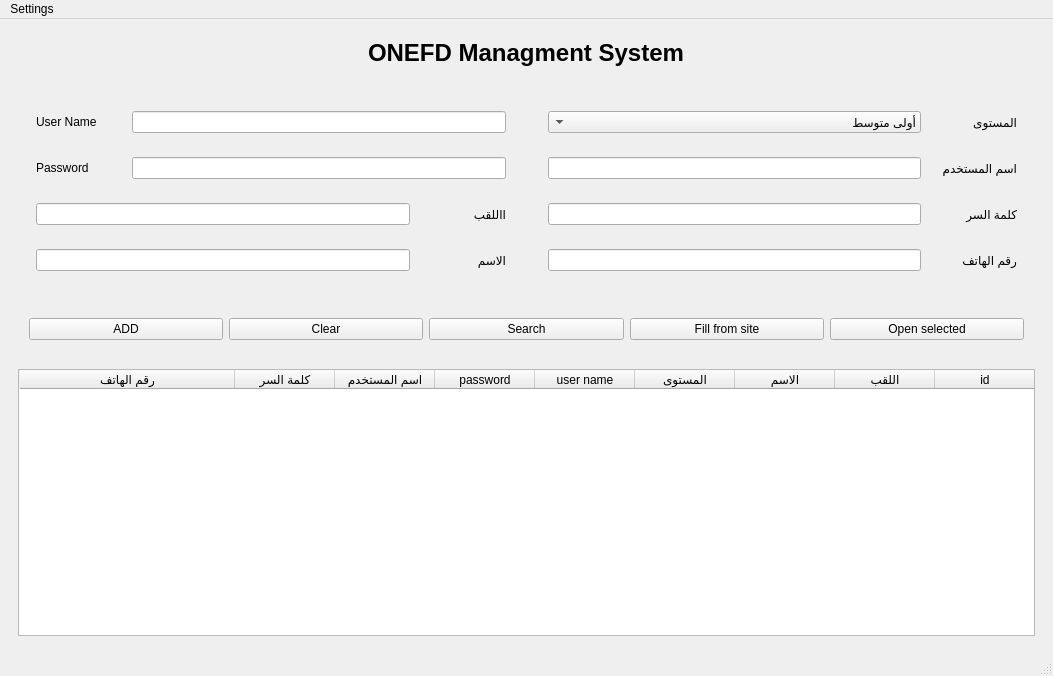
Above: main.ui from abdou-dz113/onefd_client_mangment_system before the change. Below: the same form after it.
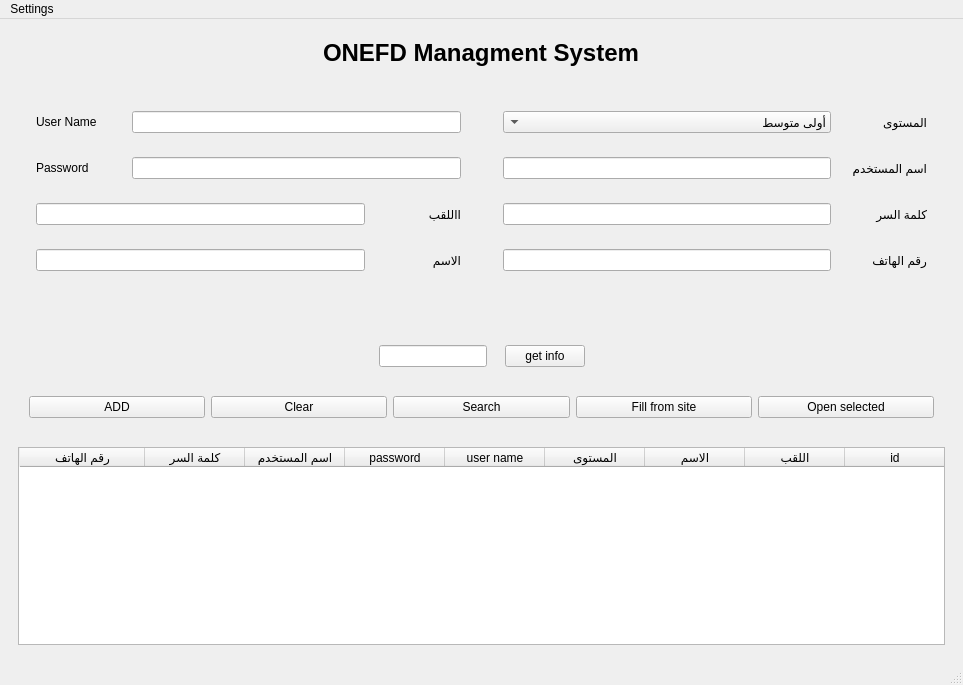
That is the form after the change. Icons and pictures are not drawn.

Commit message: worked on ui and added a site scraper

Patch:
```diff
--- a/main.ui
+++ b/main.ui
@@ -6,8 +6,8 @@
    <rect>
     <x>0</x>
     <y>0</y>
-    <width>1053</width>
-    <height>676</height>
+    <width>963</width>
+    <height>685</height>
    </rect>
   </property>
   <property name="windowTitle">
@@ -35,6 +35,7 @@
          <property name="font">
           <font>
            <pointsize>18</pointsize>
+           <weight>75</weight>
            <bold>true</bold>
           </font>
          </property>
@@ -382,6 +383,107 @@
       </layout>
      </widget>
     </item>
+    <item>
+     <widget class="QWidget" name="captcha_fram" native="true">
+      <layout class="QGridLayout" name="gridLayout">
+       <property name="verticalSpacing">
+        <number>2</number>
+       </property>
+       <item row="1" column="0">
+        <spacer name="horizontalSpacer">
+         <property name="orientation">
+          <enum>Qt::Horizontal</enum>
+         </property>
+         <property name="sizeType">
+          <enum>QSizePolicy::MinimumExpanding</enum>
+         </property>
+         <property name="sizeHint" stdset="0">
+          <size>
+           <width>20</width>
+           <height>20</height>
+          </size>
+         </property>
+        </spacer>
+       </item>
+       <item row="1" column="4">
+        <spacer name="horizontalSpacer_2">
+         <property name="orientation">
+          <enum>Qt::Horizontal</enum>
+         </property>
+         <property name="sizeHint" stdset="0">
+          <size>
+           <width>40</width>
+           <height>20</height>
+          </size>
+         </property>
+        </spacer>
+       </item>
+       <item row="1" column="1">
+        <widget class="QLineEdit" name="lineEdit">
+         <property name="sizePolicy">
+          <sizepolicy hsizetype="Fixed" vsizetype="Fixed">
+           <horstretch>0</horstretch>
+           <verstretch>0</verstretch>
+          </sizepolicy>
+         </property>
+         <property name="minimumSize">
+          <size>
+           <width>20</width>
+           <height>0</height>
+          </size>
+         </property>
+        </widget>
+       </item>
+       <item row="1" column="2">
+        <widget class="QPushButton" name="pushButton">
+         <property name="text">
+          <string>get info</string>
+         </property>
+         <property name="checkable">
+          <bool>false</bool>
+         </property>
+         <property name="checked">
+          <bool>false</bool>
+         </property>
+         <property name="autoExclusive">
+          <bool>false</bool>
+         </property>
+        </widget>
+       </item>
+       <item row="0" column="1">
+        <widget class="QLabel" name="label_10">
+         <property name="sizePolicy">
+          <sizepolicy hsizetype="Fixed" vsizetype="Fixed">
+           <horstretch>0</horstretch>
+           <verstretch>0</verstretch>
+          </sizepolicy>
+         </property>
+         <property name="minimumSize">
+          <size>
+           <width>120</width>
+           <height>30</height>
+          </size>
+         </property>
+         <property name="maximumSize">
+          <size>
+           <width>120</width>
+           <height>30</height>
+          </size>
+         </property>
+         <property name="text">
+          <string/>
+         </property>
+         <property name="pixmap">
+          <pixmap resource="resources/icons.qrc">:/newPrefix/e:/Users/PC/Downloads/85243fc0-1178-11ee-8ab6-b7d494809eaf.gif</pixmap>
+         </property>
+         <property name="scaledContents">
+          <bool>true</bool>
+         </property>
+        </widget>
+       </item>
+      </layout>
+     </widget>
+    </item>
     <item>
      <widget class="QWidget" name="buttons_frame" native="true">
       <property name="minimumSize">
@@ -429,6 +531,12 @@
          <property name="text">
           <string>Fill from site</string>
          </property>
+         <property name="checkable">
+          <bool>false</bool>
+         </property>
+         <property name="autoExclusive">
+          <bool>false</bool>
+         </property>
         </widget>
        </item>
        <item>
@@ -524,8 +632,8 @@
     <rect>
      <x>0</x>
      <y>0</y>
-     <width>1053</width>
-     <height>22</height>
+     <width>963</width>
+     <height>21</height>
     </rect>
    </property>
    <widget class="QMenu" name="menuSettings">
```
Left out of the diff: 39 changed lines with no effect on the pictures. The commit also changes 5 other files.
